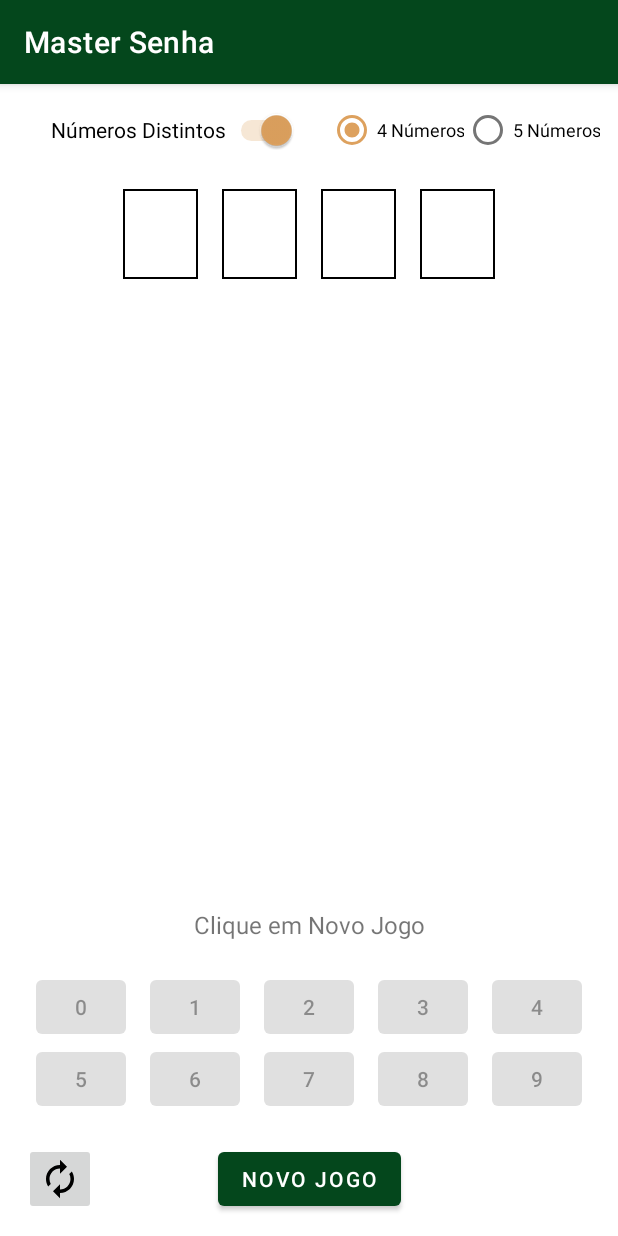
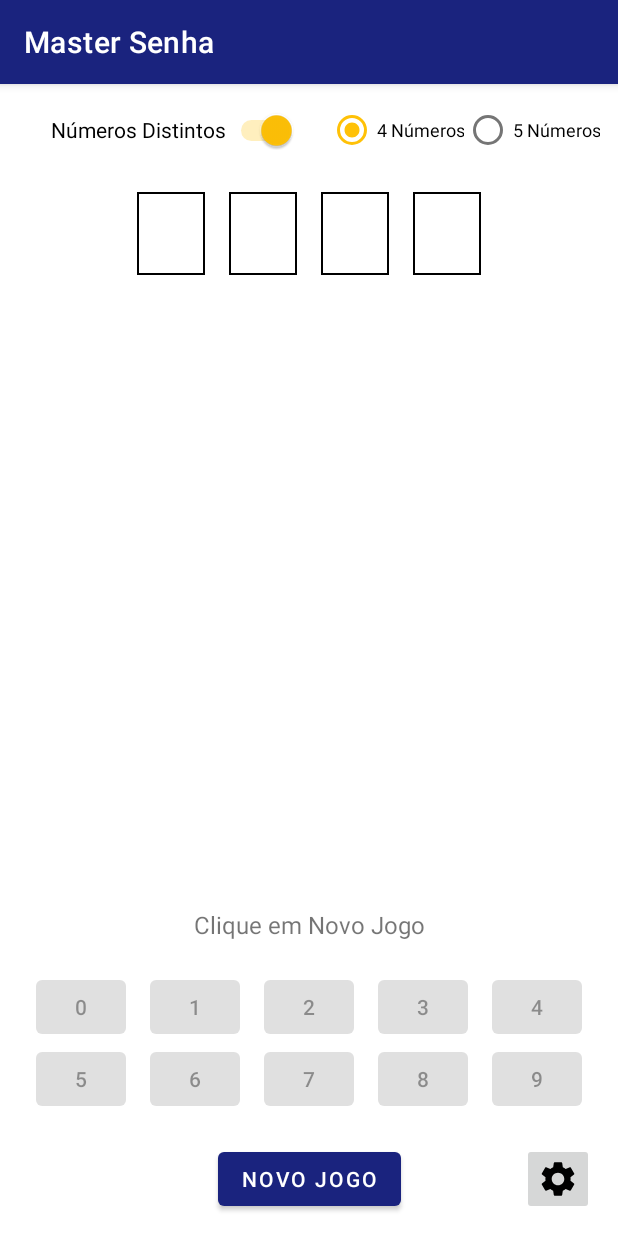
Before and after one commit to fleichtweis/MasterSenha, an Android app: the screen it shows after launch (MainActivity), on a phone screen of 412 x 824 dp. Run offline under Robolectric (Android 15) with nearby library versions, the phone set to English and light mode, and no system bars.

Commit message:
Corrigido botão de resetar jogo. Alterado cores do app em geral. Adicionado foco automático nos textviews da tentativa.

```diff
--- a/app/src/main/res/drawable/border_selection.xml
+++ b/app/src/main/res/drawable/border_selection.xml
@@ -1,7 +1,7 @@
 <?xml version="1.0" encoding="utf-8"?>
 <shape xmlns:android="http://schemas.android.com/apk/res/android"
     android:shape="rectangle">
-    <solid android:color="@color/white" />
+    <solid android:color="@color/indigo_100" />
     <stroke android:width="1dp"
-        android:color="@color/green_neon2"/>
+        android:color="@color/indigo_900" />
 </shape>
--- a/app/src/main/res/layout/activity_main.xml
+++ b/app/src/main/res/layout/activity_main.xml
@@ -244,6 +244,7 @@
         android:layout_marginStart="16dp"
         android:layout_marginTop="8dp"
         android:layout_marginBottom="8dp"
+        android:backgroundTint="@color/amber_500"
         android:contentDescription="@string/content_btn_reset"
         android:minHeight="48dp"
         android:scaleType="centerCrop"
@@ -320,8 +321,6 @@
     <TextView
         android:id="@+id/txt_senhaDig1"
         style="@style/textviewSenha"
-        android:layout_width="50dp"
-        android:layout_height="60dp"
         android:layout_marginStart="8dp"
         android:layout_marginEnd="8dp"
         app:layout_constraintBottom_toTopOf="@+id/guidelineSenha"
@@ -334,8 +333,6 @@
     <TextView
         android:id="@+id/txt_senhaDig2"
         style="@style/textviewSenha"
-        android:layout_width="50dp"
-        android:layout_height="60dp"
         android:layout_marginStart="8dp"
         android:layout_marginEnd="8dp"
         app:layout_constraintBottom_toTopOf="@+id/guidelineSenha"
@@ -347,8 +344,6 @@
     <TextView
         android:id="@+id/txt_senhaDig3"
         style="@style/textviewSenha"
-        android:layout_width="50dp"
-        android:layout_height="60dp"
         android:layout_marginStart="8dp"
         android:layout_marginEnd="8dp"
         app:layout_constraintBottom_toTopOf="@+id/guidelineSenha"
@@ -360,8 +355,6 @@
     <TextView
         android:id="@+id/txt_senhaDig4"
         style="@style/textviewSenha"
-        android:layout_width="50dp"
-        android:layout_height="60dp"
         android:layout_marginStart="8dp"
         android:layout_marginEnd="8dp"
         app:layout_constraintBottom_toTopOf="@+id/guidelineSenha"
@@ -373,8 +366,6 @@
     <TextView
         android:id="@+id/txt_senhaDig5"
         style="@style/textviewSenha"
-        android:layout_width="50dp"
-        android:layout_height="60dp"
         android:layout_marginStart="8dp"
         android:layout_marginEnd="8dp"
         android:visibility="visible"
@@ -387,8 +378,6 @@
     <TextView
         android:id="@+id/txt_tentativaDig1"
         style="@style/textviewTentativa"
-        android:layout_width="48dp"
-        android:layout_height="55dp"
         android:layout_marginStart="8dp"
         android:layout_marginEnd="8dp"
         android:layout_marginBottom="8dp"
@@ -402,8 +391,6 @@
     <TextView
         android:id="@+id/txt_tentativaDig2"
         style="@style/textviewTentativa"
-        android:layout_width="48dp"
-        android:layout_height="55dp"
         android:layout_marginStart="8dp"
         android:layout_marginEnd="8dp"
         android:layout_marginBottom="8dp"
@@ -417,8 +404,6 @@
     <TextView
         android:id="@+id/txt_tentativaDig4"
         style="@style/textviewTentativa"
-        android:layout_width="48dp"
-        android:layout_height="55dp"
         android:layout_marginStart="8dp"
         android:layout_marginEnd="8dp"
         android:layout_marginBottom="8dp"
@@ -432,8 +417,6 @@
     <TextView
         android:id="@+id/txt_tentativaDig3"
         style="@style/textviewTentativa"
-        android:layout_width="48dp"
-        android:layout_height="55dp"
         android:layout_marginStart="8dp"
         android:layout_marginEnd="8dp"
         android:layout_marginBottom="8dp"
@@ -447,8 +430,6 @@
     <TextView
         android:id="@+id/txt_tentativaDig5"
         style="@style/textviewTentativa"
-        android:layout_width="48dp"
-        android:layout_height="55dp"
         android:layout_marginStart="8dp"
         android:layout_marginEnd="8dp"
         android:layout_marginBottom="8dp"
@@ -469,18 +450,6 @@
         android:textAlignment="center"
         app:layout_constraintBottom_toTopOf="@+id/txt_tentativaDig1"
         app:layout_constraintStart_toStartOf="parent" />
-
-    <TextView
-        android:id="@+id/txt_numTentativa"
-        android:layout_width="0dp"
-        android:layout_height="wrap_content"
-        android:text="@string/txt_1"
-        android:textAlignment="center"
-        android:textSize="16sp"
-        app:layout_constraintBottom_toBottomOf="@+id/txt_tentativaDig1"
-        app:layout_constraintEnd_toEndOf="@+id/txt_tentativas"
-        app:layout_constraintStart_toStartOf="@+id/txt_tentativas"
-        app:layout_constraintTop_toTopOf="@+id/txt_tentativaDig1" />
 
     <TextView
         android:id="@+id/txt_info"
--- a/app/src/main/res/values-night/themes.xml
+++ b/app/src/main/res/values-night/themes.xml
@@ -2,12 +2,12 @@
     <!-- Base application theme. -->
     <style name="Theme.MasterSenha" parent="Theme.MaterialComponents.DayNight.DarkActionBar">
         <!-- Primary brand color. -->
-        <item name="colorPrimary">@color/purple_200</item>
-        <item name="colorPrimaryVariant">@color/purple_700</item>
-        <item name="colorOnPrimary">@color/black</item>
+        <item name="colorPrimary">@color/indigo_900</item>
+        <item name="colorPrimaryVariant">@color/indigo_dark</item>
+        <item name="colorOnPrimary">@color/white</item>
         <!-- Secondary brand color. -->
-        <item name="colorSecondary">@color/teal_200</item>
-        <item name="colorSecondaryVariant">@color/teal_200</item>
+        <item name="colorSecondary">@color/amber_500</item>
+        <item name="colorSecondaryVariant">@color/amber_dark</item>
         <item name="colorOnSecondary">@color/black</item>
         <!-- Status bar color. -->
         <item name="android:statusBarColor" tools:targetApi="l">?attr/colorPrimaryVariant</item>
--- a/app/src/main/res/values/colors.xml
+++ b/app/src/main/res/values/colors.xml
@@ -5,24 +5,23 @@
     <color name="purple_700">#FF3700B3</color>
     <color name="teal_200">#FF03DAC5</color>
     <color name="teal_700">#FF018786</color>
+
+
+    <!-- Cores App - Personalizadas -->
     <color name="black">#FF000000</color>
     <color name="white">#FFFFFFFF</color>
+    <color name="grey_900">#FF212121</color>
+    <color name="grey_600">#FF757575</color>
+    <color name="grey_400">#FFBDBDBD</color>
 
+    <color name="indigo_900">#FF1A237E</color>
+    <color name="indigo_light">#FF534BAE</color>
+    <color name="indigo_dark">#FF000051</color>
+    <color name="indigo_100">#FFC5CAE9</color>
 
-<color name="green_escuro">#FF020202</color>
-<color name="green_semi_escuro">#FF0D2818</color>
-<color name="green">#FF04471C</color>
-<color name="green_claro">#FF058C42</color>
-<color name="green_neon">#FF16DB65</color>
-<color name="green_neon2">#FF31cb00</color>
-
-
-<color name="green_musgo">#FF606C38</color>
-<color name="green_musgo_escuro">#FF283618</color>
-<color name="areia">#FFFEFAE0</color>
-<color name="marrom_claro">#FFDDA15E</color>
-<color name="marrom">#FFBC6C25</color>
-
+    <color name="amber_500">#FFFFC107</color>
+    <color name="amber_light">#FFFFF350</color>
+    <color name="amber_dark">#FFC79100</color>
 
 
 
--- a/app/src/main/res/values/strings.xml
+++ b/app/src/main/res/values/strings.xml
@@ -16,7 +16,7 @@
 
 
     <string name="txt_tentativa">Tentativa</string>
-    <string name="txt_historico_tentativa">Histórico Tentativas</string>
+    <string name="txt_historico_tentativa">Histórico de tentativas</string>
     <string name="txt_0">0</string>
     <string name="txt_1">1</string>
     <string name="txt_2">2</string>
--- a/app/src/main/res/values/styles.xml
+++ b/app/src/main/res/values/styles.xml
@@ -2,8 +2,8 @@
 <resources>
 
     <style name="textviewSenha">
-        <item name="android:layout_width">50dp</item>
-        <item name="android:layout_height">60dp</item>
+        <item name="android:layout_width">45dp</item>
+        <item name="android:layout_height">55dp</item>
         <item name="android:textAlignment">center</item>
         <item name="android:textSize">40sp</item>
         <item name="contentDescription">Textview da senha</item>
@@ -13,13 +13,12 @@
 
 
     <style name="textviewTentativa">
-        <item name="android:layout_width">48dp</item>
-        <item name="android:layout_height">55dp</item>
+        <item name="android:layout_width">40dp</item>
+        <item name="android:layout_height">50dp</item>
         <item name="android:textAlignment">center</item>
         <item name="android:textSize">32sp</item>
         <item name="android:clickable">true</item>
         <item name="android:focusable">true</item>
-        <item name="android:focusableInTouchMode">true</item>
         <item name="android:inputType">none</item>
         <item name="android:longClickable">false</item>
         <item name="android:textIsSelectable">false</item>
--- a/app/src/main/res/values/themes.xml
+++ b/app/src/main/res/values/themes.xml
@@ -2,12 +2,12 @@
     <!-- Base application theme. -->
     <style name="Theme.MasterSenha" parent="Theme.MaterialComponents.DayNight.DarkActionBar">
         <!-- Primary brand color. -->
-        <item name="colorPrimary">@color/green</item>
-        <item name="colorPrimaryVariant">@color/green_escuro</item>
+        <item name="colorPrimary">@color/indigo_900</item>
+        <item name="colorPrimaryVariant">@color/indigo_dark</item>
         <item name="colorOnPrimary">@color/white</item>
         <!-- Secondary brand color. -->
-        <item name="colorSecondary">@color/marrom_claro</item>
-        <item name="colorSecondaryVariant">@color/marrom</item>
+        <item name="colorSecondary">@color/amber_500</item>
+        <item name="colorSecondaryVariant">@color/amber_dark</item>
         <item name="colorOnSecondary">@color/black</item>
         <!-- Status bar color. -->
         <item name="android:statusBarColor" tools:targetApi="l">?attr/colorPrimaryVariant</item>
--- a/build.gradle
+++ b/build.gradle
@@ -2,7 +2,7 @@
 plugins {
     id 'com.android.application' version '7.2.1' apply false
     id 'com.android.library' version '7.2.1' apply false
-    id 'org.jetbrains.kotlin.android' version '1.6.21' apply false
+    id 'org.jetbrains.kotlin.android' version '1.7.10' apply false
 }
 
 task clean(type: Delete) {
```
Also changed, not shown: app/src/main/java/com/fleichtweis/mastersenha/MainActivity.kt (+74 -22 lines).
